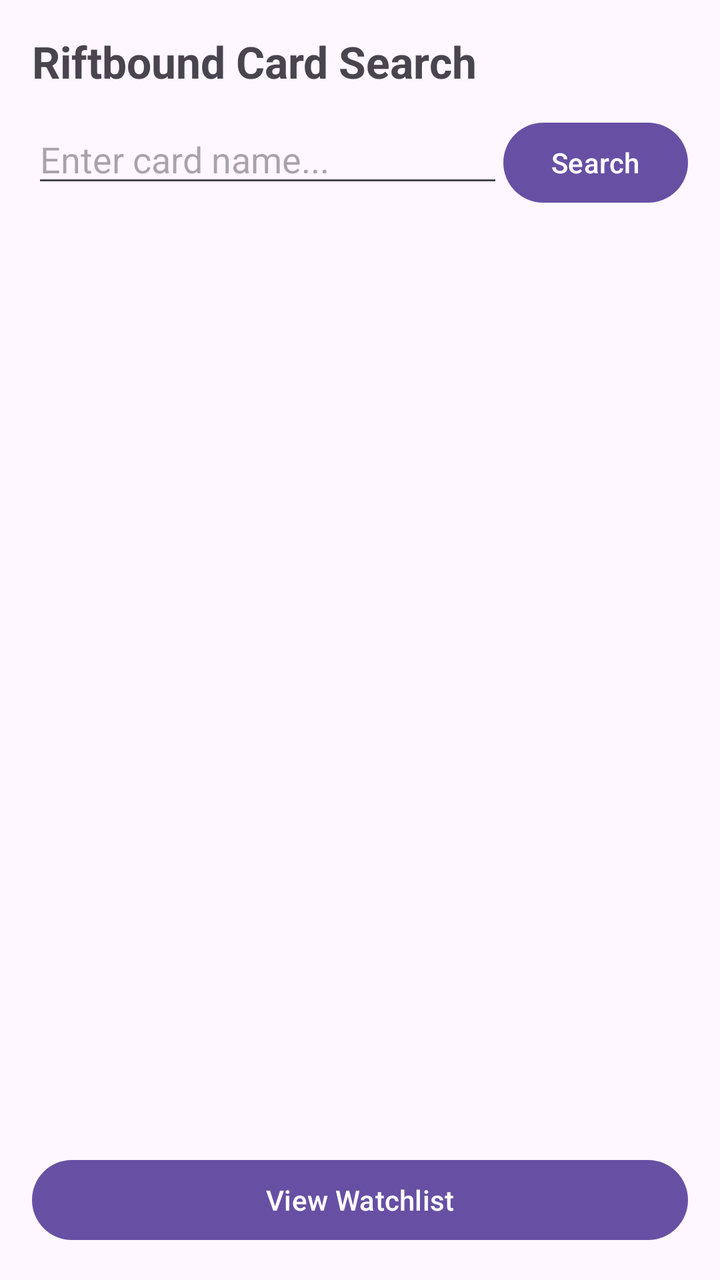
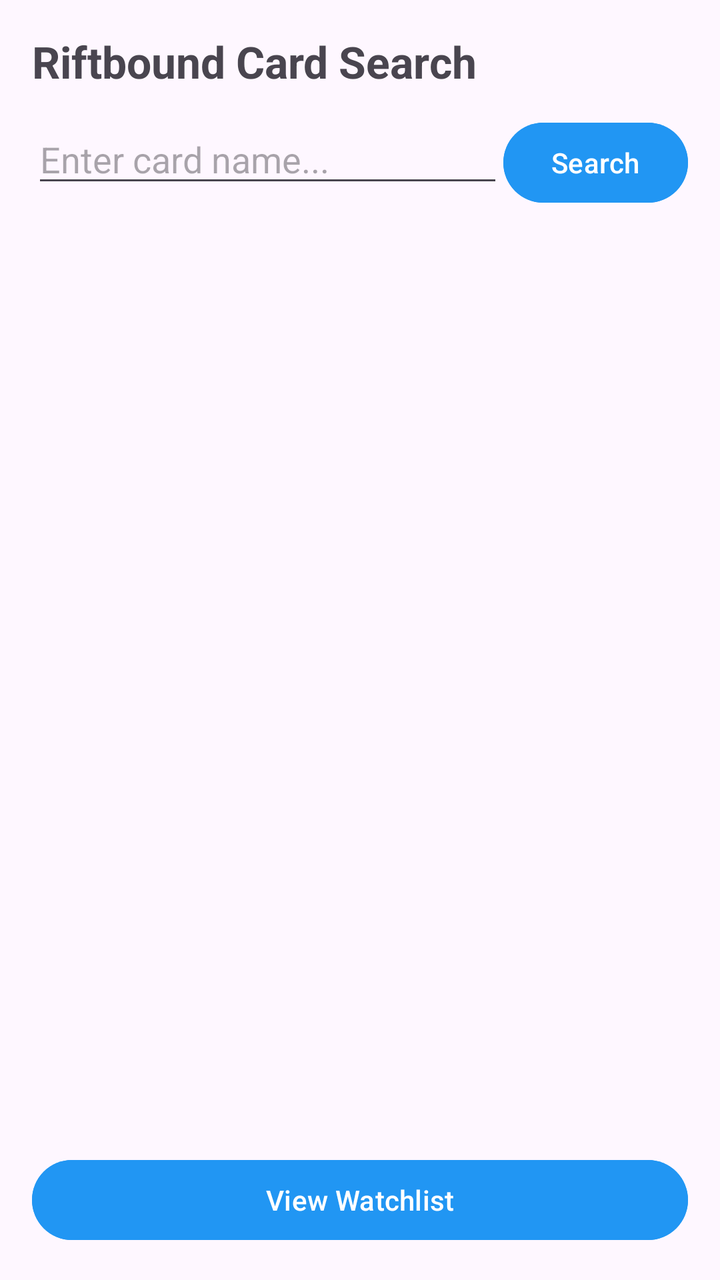

Two renders of the same Android screen: before a commit and after it. Below are the layout's source before the change and the commit's diff.
<!-- AndroidManifest.xml: application theme Theme.TCGTracker -->
<!-- res/layout/activity_main.xml -->
<?xml version="1.0" encoding="utf-8"?>
<LinearLayout xmlns:android="http://schemas.android.com/apk/res/android"
    android:layout_width="match_parent"
    android:layout_height="match_parent"
    android:orientation="vertical"
    android:padding="16dp">

    <TextView
        android:layout_width="wrap_content"
        android:layout_height="wrap_content"
        android:text="Riftbound Card Search"
        android:textSize="22sp"
        android:textStyle="bold"
        android:layout_marginBottom="12dp" />

    <LinearLayout
        android:layout_width="match_parent"
        android:layout_height="wrap_content"
        android:orientation="horizontal">

        <EditText
            android:id="@+id/etSearchQuery"
            android:layout_width="0dp"
            android:layout_height="wrap_content"
            android:layout_weight="1"
            android:hint="Enter card name..."
            android:inputType="text" />

        <Button
            android:id="@+id/btnSearch"
            android:layout_width="wrap_content"
            android:layout_height="wrap_content"
            android:text="Search" />
    </LinearLayout>

    <androidx.recyclerview.widget.RecyclerView
        android:id="@+id/rvCards"
        android:layout_width="match_parent"
        android:layout_height="0dp"
        android:layout_weight="1"
        android:layout_marginTop="12dp" />

    <Button
        android:id="@+id/btnOpenWatchlist"
        android:layout_width="match_parent"
        android:layout_height="wrap_content"
        android:layout_marginTop="8dp"
        android:text="View Watchlist" />

</LinearLayout>
<!-- resources referenced by this layout -->
<resources>
  <style name="Theme.TCGTracker" parent="Base.Theme.TCGTracker" />
  <style name="Base.Theme.TCGTracker" parent="Theme.Material3.DayNight.NoActionBar">
          
          
      </style>
</resources>

<!-- the commit's change to res/layout/activity_main.xml (unified diff, before → after) -->
@@ -2,6 +2,7 @@
 <LinearLayout xmlns:android="http://schemas.android.com/apk/res/android"
     android:layout_width="match_parent"
     android:layout_height="match_parent"
+    android:fitsSystemWindows="true"
     android:orientation="vertical"
     android:padding="16dp">
 
@@ -30,6 +31,7 @@
             android:id="@+id/btnSearch"
             android:layout_width="wrap_content"
             android:layout_height="wrap_content"
+            android:backgroundTint="#2196F3"
             android:text="Search" />
     </LinearLayout>
 
@@ -45,6 +47,8 @@
         android:layout_width="match_parent"
         android:layout_height="wrap_content"
         android:layout_marginTop="8dp"
-        android:text="View Watchlist" />
+        android:text="View Watchlist"
+        android:backgroundTint="#2196F3"
+        />
 
 </LinearLayout>
